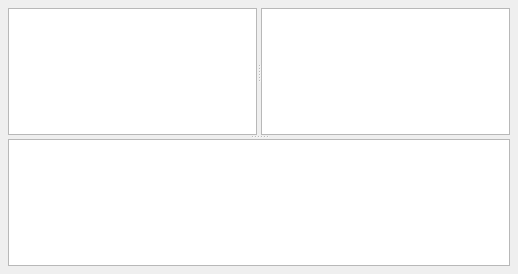
Before: the Qt Designer form src/forms/qsvn.ui in anrichter/qsvn, drawn with Qt 5.
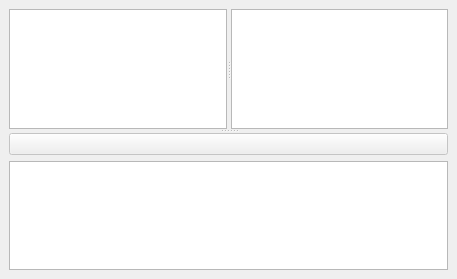
After: the same form once the commit is applied.

Commit message: - cancel for SVN actions

Patch:
```diff
--- a/src/forms/qsvn.ui
+++ b/src/forms/qsvn.ui
@@ -8,8 +8,8 @@
    <rect>
     <x>0</x>
     <y>0</y>
-    <width>518</width>
-    <height>274</height>
+    <width>457</width>
+    <height>279</height>
    </rect>
   </property>
   <property name="windowTitle" >
@@ -18,7 +18,7 @@
   <widget class="QWidget" name="centralWidget" >
    <layout class="QGridLayout" >
     <property name="margin" >
-     <number>8</number>
+     <number>9</number>
     </property>
     <property name="spacing" >
      <number>6</number>
@@ -28,26 +28,10 @@
       <property name="orientation" >
        <enum>Qt::Vertical</enum>
       </property>
-      <layout class="QVBoxLayout" >
-       <property name="margin" >
-        <number>8</number>
-       </property>
-       <property name="spacing" >
-        <number>6</number>
-       </property>
-      </layout>
       <widget class="QSplitter" name="splitterVertical" >
        <property name="orientation" >
         <enum>Qt::Horizontal</enum>
        </property>
-       <layout class="QHBoxLayout" >
-        <property name="margin" >
-         <number>8</number>
-        </property>
-        <property name="spacing" >
-         <number>6</number>
-        </property>
-       </layout>
        <widget class="QTreeView" name="treeViewWorkingCopy" >
         <property name="selectionMode" >
          <enum>QAbstractItemView::SingleSelection</enum>
@@ -62,7 +46,29 @@
         </property>
        </widget>
       </widget>
-      <widget class="QTextEdit" name="editStatusText" />
+      <widget class="QWidget" name="" >
+       <layout class="QVBoxLayout" >
+        <property name="margin" >
+         <number>0</number>
+        </property>
+        <property name="spacing" >
+         <number>6</number>
+        </property>
+        <item>
+         <widget class="QPushButton" name="buttonCancel" >
+          <property name="enabled" >
+           <bool>false</bool>
+          </property>
+          <property name="text" >
+           <string/>
+          </property>
+         </widget>
+        </item>
+        <item>
+         <widget class="QTextEdit" name="editStatusText" />
+        </item>
+       </layout>
+      </widget>
      </widget>
     </item>
    </layout>
```
The commit also changes 7 other files.
